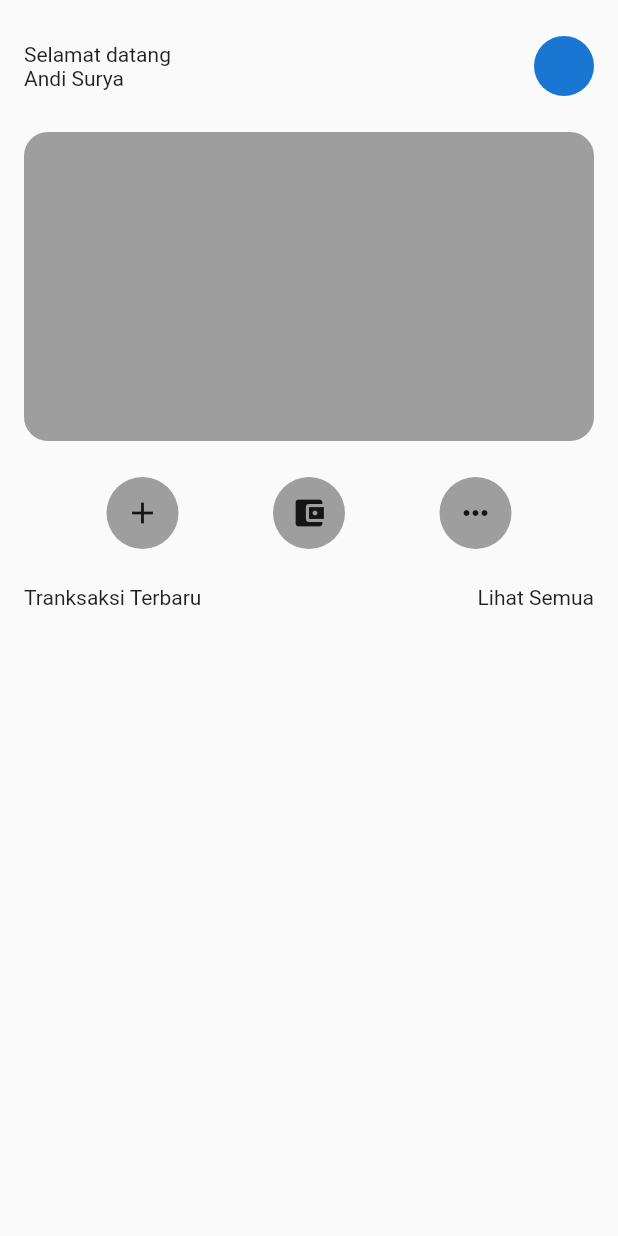
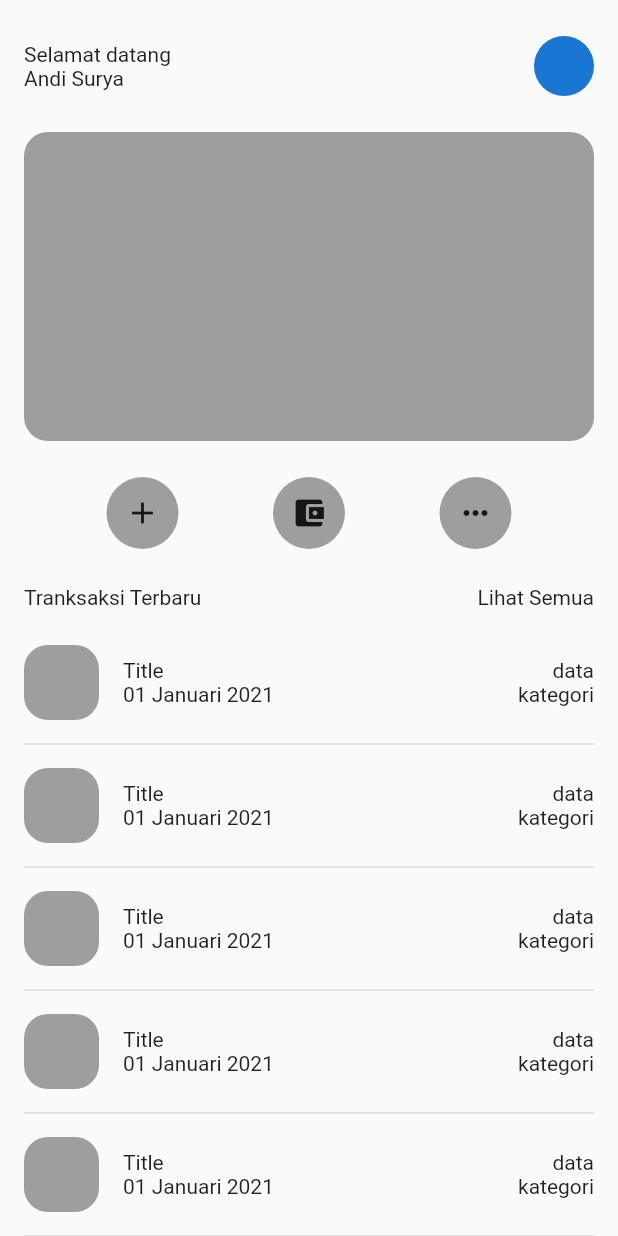
Before and after one commit to andisoer/money-book, a Flutter app: the screen it shows after launch, on a phone screen of 412 x 824 dp. Run offline on Flutter 3.47's test engine with Material 2 defaults, Android fonts, the phone set to English and light mode, and no system bars.

Commit message:
home layouting

```diff
--- a/lib/home/home_page.dart
+++ b/lib/features/home/presentation/page/home_page.dart
@@ -1,4 +1,5 @@
 import 'package:flutter/material.dart';
+import 'package:money_book/features/home/presentation/widget/item_transaction.dart';
 
 class HomePage extends StatelessWidget {
   const HomePage({Key? key}) : super(key: key);
@@ -107,6 +108,14 @@ class HomePage extends StatelessWidget {
                 ],
               ),
             ),
+            const SizedBox(
+              height: 16,
+            ),
+            const ItemTransaction(),
+            const ItemTransaction(),
+            const ItemTransaction(),
+            const ItemTransaction(),
+            const ItemTransaction(),
           ],
         ),
       )),
--- /dev/null
+++ b/lib/features/home/presentation/widget/item_transaction.dart
@@ -0,0 +1,57 @@
+import 'package:flutter/material.dart';
+
+class ItemTransaction extends StatelessWidget {
+  const ItemTransaction({
+    Key? key,
+  }) : super(key: key);
+
+  @override
+  Widget build(BuildContext context) {
+    return Container(
+      margin: const EdgeInsets.symmetric(horizontal: 16),
+      child: Column(
+        children: [
+          const SizedBox(
+            height: 8,
+          ),
+          Row(
+            children: [
+              Container(
+                width: 50,
+                height: 50,
+                decoration: const BoxDecoration(
+                  color: Colors.grey,
+                  borderRadius: BorderRadius.all(
+                    Radius.circular(16),
+                  ),
+                ),
+              ),
+              const SizedBox(
+                width: 16,
+              ),
+              Column(
+                crossAxisAlignment: CrossAxisAlignment.start,
+                children: const [
+                  Text('Title'),
+                  Text('01 Januari 2021'),
+                ],
+              ),
+              Expanded(
+                child: Column(
+                  crossAxisAlignment: CrossAxisAlignment.end,
+                  children: const [Text('data'), Text('kategori')],
+                ),
+              ),
+            ],
+          ),
+          const SizedBox(
+            height: 8,
+          ),
+          const Divider(
+            thickness: 1,
+          ),
+        ],
+      ),
+    );
+  }
+}
--- a/lib/main.dart
+++ b/lib/main.dart
@@ -1,5 +1,5 @@
 import 'package:flutter/material.dart';
-import 'package:money_book/home/home_page.dart';
+import 'package:money_book/features/home/presentation/page/home_page.dart';
 
 void main() {
   runApp(const MyApp());
```
